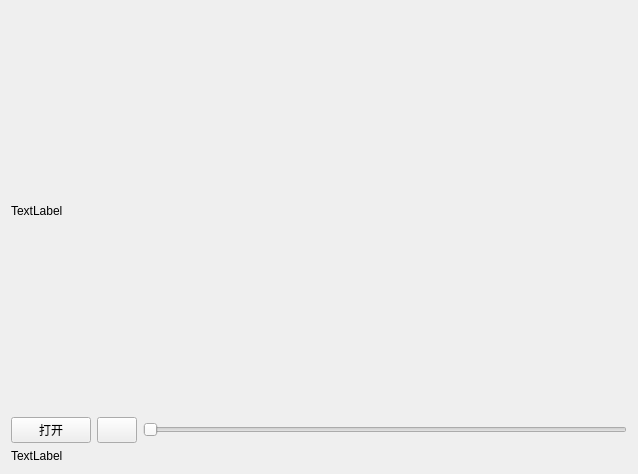
First picture: the form in video/widget.ui, repository demianzhang/Qt-demo, before the edit.
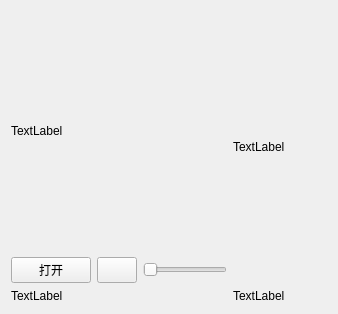
Second picture: the form after the edit.

Diff of the .ui file:
```diff
--- a/video/widget.ui
+++ b/video/widget.ui
@@ -6,17 +6,19 @@
    <rect>
     <x>0</x>
     <y>0</y>
-    <width>638</width>
-    <height>474</height>
+    <width>338</width>
+    <height>314</height>
    </rect>
   </property>
   <property name="windowTitle">
    <string>Widget</string>
   </property>
+  <layout class="QHBoxLayout" name="horizontalLayout_3">
+   <item>
+    <layout class="QHBoxLayout" name="horizontalLayout_2">
+     <item>
   <layout class="QVBoxLayout" name="verticalLayout_2">
    <item>
-    <layout class="QVBoxLayout" name="verticalLayout">
-     <item>
       <widget class="QLabel" name="label_player">
        <property name="sizePolicy">
         <sizepolicy hsizetype="Expanding" vsizetype="Expanding">
@@ -72,6 +74,32 @@
         <string>TextLabel</string>
        </property>
       </widget>
+       </item>
+      </layout>
+     </item>
+     <item>
+      <layout class="QVBoxLayout" name="verticalLayout">
+       <item>
+        <widget class="QLabel" name="label_pic">
+         <property name="sizePolicy">
+          <sizepolicy hsizetype="Expanding" vsizetype="Expanding">
+           <horstretch>0</horstretch>
+           <verstretch>0</verstretch>
+          </sizepolicy>
+         </property>
+         <property name="text">
+          <string>TextLabel</string>
+         </property>
+        </widget>
+       </item>
+       <item>
+        <widget class="QLabel" name="label_score">
+         <property name="text">
+          <string>TextLabel</string>
+         </property>
+        </widget>
+       </item>
+      </layout>
      </item>
     </layout>
    </item>
```
Lines whose indentation alone changed are shown as unchanged.
